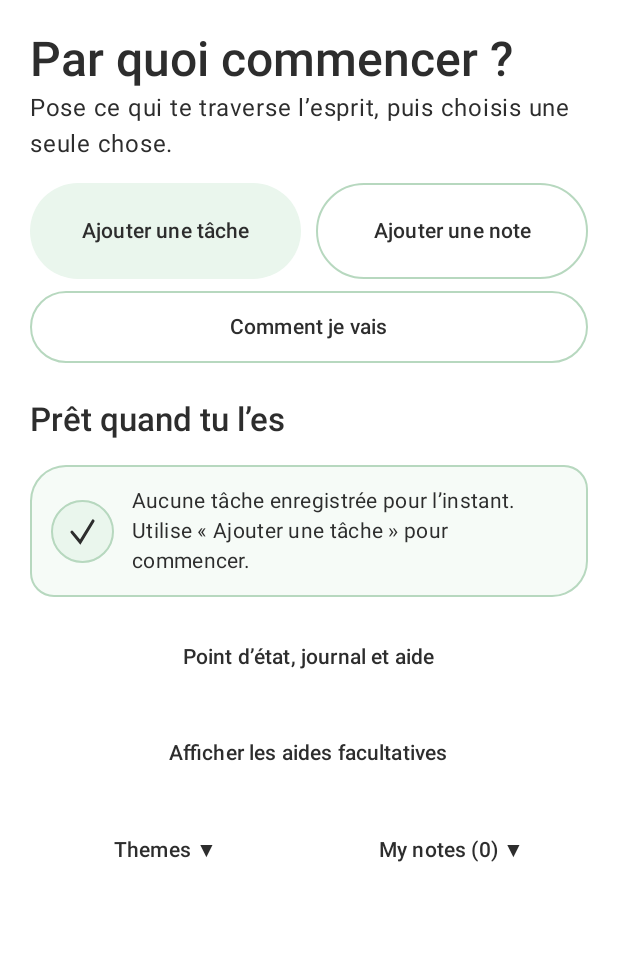
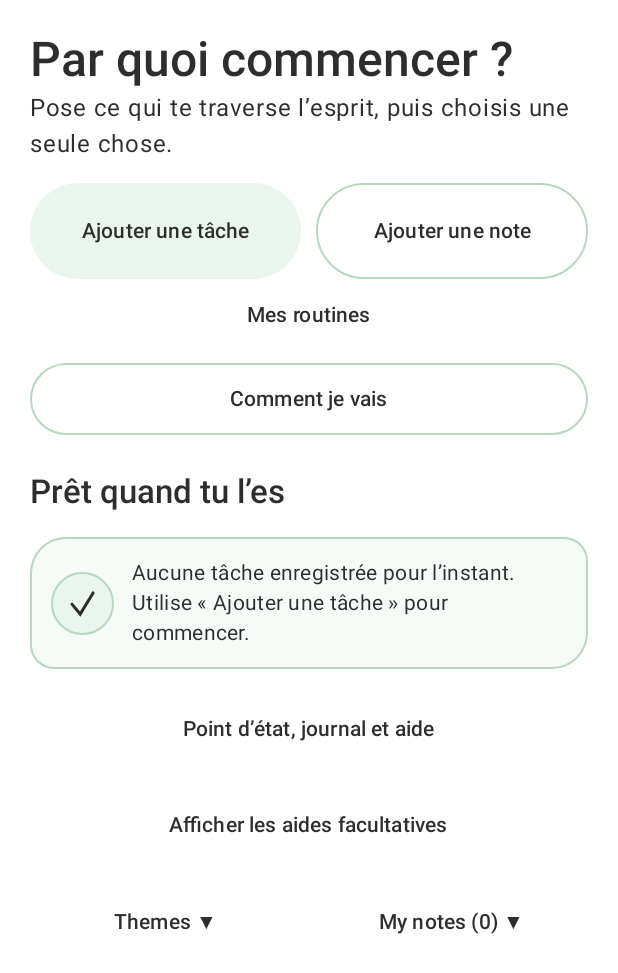
Before and after one commit to jasmin-abernathy/executive-function-app, an Android app built with Jetpack Compose: the screen it shows after launch (MainActivity), after a tap on "Commencer sans configurer", on a phone screen of 412 x 824 dp. Shown: the top 973 px of the screen. Run offline under Robolectric (Android 15) with nearby library versions, the light colour scheme and no system bars.

Commit message:
feat(android): link routines from Today and cover navigation in tests

```diff
--- a/app/src/main/AndroidManifest.xml
+++ b/app/src/main/AndroidManifest.xml
@@ -13,6 +13,7 @@
         android:supportsRtl="true"
         android:theme="@style/Theme.ExecutiveFunction">
         <activity android:name=".JournalActivity" android:exported="false" />
+        <activity android:name=".RoutineActivity" android:exported="false" />
         <receiver android:name=".FocusActionReceiver" android:exported="false" />
         <receiver android:name=".ToolsWidget" android:exported="false" android:label="@string/open_journal">
             <intent-filter><action android:name="android.appwidget.action.APPWIDGET_UPDATE" /></intent-filter>
--- a/app/src/main/java/org/lepotager/executivefunction/MainActivity.kt
+++ b/app/src/main/java/org/lepotager/executivefunction/MainActivity.kt
@@ -347,6 +347,7 @@ class MainActivity : ComponentActivity() {
                                     recentTaskId = snapshot.recentPostponedTaskId,
                                     onHelp = { refreshPreferences(); showCheckIn=false; showIntro=true },
                                     onJournal = { startActivity(Intent(this@MainActivity, JournalActivity::class.java)) },
+                                    onRoutines = { startActivity(Intent(this@MainActivity, RoutineActivity::class.java)) },
                                     onCheckIn = { showCheckIn = true },
                                     drawEnabled = drawEnabled,
                                     pauseSuggestionsEnabled = pauseSuggestionsEnabled,
--- a/app/src/main/java/org/lepotager/executivefunction/ui/Screens.kt
+++ b/app/src/main/java/org/lepotager/executivefunction/ui/Screens.kt
@@ -164,6 +164,7 @@ fun HomeScreen(
     onToggleStep: (String, String, Boolean) -> Unit = { _, _, _ -> },
     workspace: @Composable () -> Unit = {},
     onJournal: () -> Unit = {},
+    onRoutines: () -> Unit = {},
     onCheckIn: () -> Unit = {},
     onHelp: () -> Unit = {},
     eligibleDrawIds: Set<String>? = null,
@@ -288,8 +289,13 @@ fun HomeScreen(
                         )
                     }
                 }
-                // First show immediate capture actions; the optional state check remains
-                // available on the home screen without blocking first use.
+                // Routines are directly discoverable, but do not displace the two
+                // immediate capture actions.
+                TextButton(
+                    onClick = onRoutines,
+                    modifier = Modifier.fillMaxWidth().sizeIn(minHeight = 48.dp).testTag("home-open-routines"),
+                ) { Text(stringResource(R.string.home_routines)) }
+                // Optional check-ins must never block the first useful action.
                 Spacer(Modifier.size(8.dp))
                 OutlinedButton(
                     onClick = onCheckIn,
--- a/app/src/main/res/values/strings.xml
+++ b/app/src/main/res/values/strings.xml
@@ -80,6 +80,7 @@
     <string name="error_message">Rien n’a été perdu volontairement. Réessaie ; si le problème continue, redémarre l’application.</string>
     <string name="open_journal">Journal et réglages</string>
     <string name="home_check_in">Comment je vais</string>
+    <string name="home_routines">Mes routines</string>
     <string name="adaptation_rule">Filtres facultatifs : énergie déclarée, temps disponible et contexte. Le dé mélange les tâches compatibles si tu le demandes.</string>
     <string name="adaptation_suggestion">Selon ces filtres et l’importance renseignée : %1$s</string>
     <string name="adaptation_empty">Aucune tâche ne correspond aux filtres. Tu peux les modifier dans Organisation ou choisir manuellement.</string>
```
Also changed, not shown: 2 other files.
